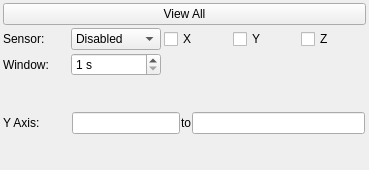
Qt form uifiles/MainFigContextMenu.ui (eduardobatista/ActVibSoftware) before a commit.
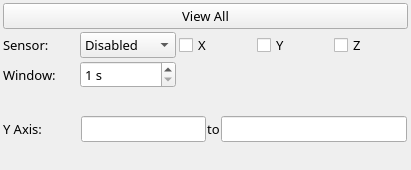
The same form after that commit.

Patch:
```diff
--- a/uifiles/MainFigContextMenu.ui
+++ b/uifiles/MainFigContextMenu.ui
@@ -6,7 +6,7 @@
    <rect>
     <x>0</x>
     <y>0</y>
-    <width>369</width>
+    <width>411</width>
     <height>170</height>
    </rect>
   </property>
@@ -16,6 +16,12 @@
     <verstretch>0</verstretch>
    </sizepolicy>
   </property>
+  <property name="font">
+   <font>
+    <family>Fira Sans</family>
+    <pointsize>10</pointsize>
+   </font>
+  </property>
   <property name="windowTitle">
    <string>Form</string>
   </property>
```
Left out of the diff: 6 changed lines with no effect on the pictures.
